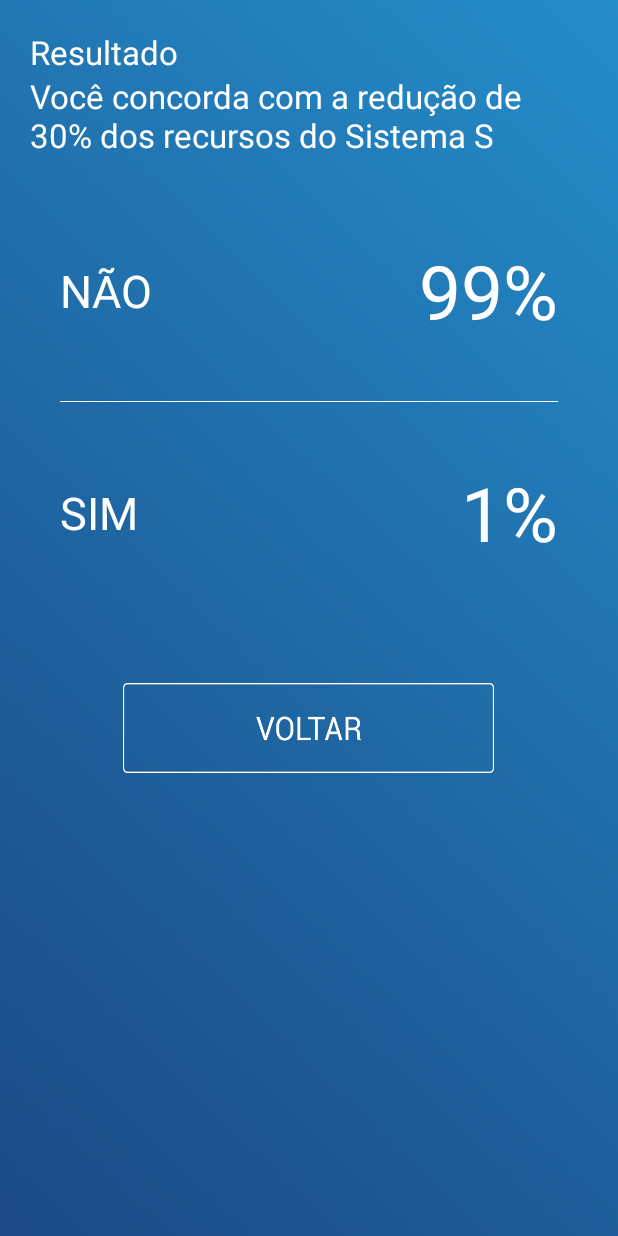
After one commit to MrMenezes/Enquete, an Android app: the layout resultado.xml on its own in the app's theme, with its tools: preview values and no code run, on a phone screen of 412 x 824 dp. The commit adds this screen. Run offline under Robolectric (Android 15) with nearby library versions, the phone set to English and light mode, and no system bars.

Commit message:
Adicionada chamada para activity com o layout já montado

```diff
--- a/app/src/main/AndroidManifest.xml
+++ b/app/src/main/AndroidManifest.xml
@@ -16,6 +16,10 @@
                 <category android:name="android.intent.category.LAUNCHER" />
             </intent-filter>
         </activity>
+        <activity
+            android:name=".EnqueteActivity"
+            android:label="@string/app_name" >
+        </activity>
     </application>
 
 </manifest>
--- /dev/null
+++ b/app/src/main/res/layout/resultado.xml
@@ -0,0 +1,104 @@
+<?xml version="1.0" encoding="utf-8"?>
+<TableLayout xmlns:android="http://schemas.android.com/apk/res/android"
+    android:id="@+id/layout"
+    android:layout_width="match_parent"
+    android:layout_height="fill_parent"
+    android:background="@drawable/background"
+    android:stretchColumns="1">
+    <LinearLayout android:id="@+id/linearLayout5"
+        android:orientation="vertical"
+        android:layout_margin="20dp"
+        android:layout_width="fill_parent"
+        android:layout_height="fill_parent">
+        <TextView
+            android:id="@+id/textView1"
+            android:fontFamily="Roboto"
+            android:layout_width="wrap_content"
+            android:layout_height="wrap_content"
+            android:text="@string/resultado"
+            android:textAppearance="?android:attr/textAppearanceLarge"
+            android:textColor="#ffffff" />
+
+        <TextView
+            android:id="@+id/textView2"
+            android:fontFamily="Roboto"
+            android:layout_width="wrap_content"
+            android:layout_height="wrap_content"
+            android:text="@string/reducaoRecursos"
+            android:textAppearance="?android:attr/textAppearanceLarge"
+            android:textColor="#ffffff" />
+        <LinearLayout
+            android:orientation="vertical"
+            android:layout_width="fill_parent"
+            android:layout_marginLeft="20dp"
+            android:layout_marginRight="20dp"
+            android:layout_marginTop="55dp"
+            android:layout_marginBottom="80dp"
+             android:layout_height="wrap_content" >
+        <RelativeLayout android:id="@+id/linearLayout1"
+            android:layout_width="fill_parent"
+            android:layout_height="wrap_content">
+
+            <TextView
+                android:fontFamily="Roboto"
+                android:textSize="30dp"
+                android:id="@+id/textNao"
+                android:layout_alignParentLeft="true"
+                android:textColor="#ffffff"
+                android:text="@string/nao"
+                android:layout_width="wrap_content"
+                android:layout_height="wrap_content"
+                android:layout_centerVertical="true"></TextView>
+
+            <TextView
+                android:fontFamily="Roboto"
+                android:textSize="50dp"
+                android:layout_alignParentRight="true"
+                android:id="@+id/textQuantNao"
+                android:textColor="#ffffff"
+                android:text="99%"
+                android:layout_width="wrap_content"
+                android:layout_height="wrap_content"></TextView>
+        </RelativeLayout>
+
+        <View
+            android:layout_width="fill_parent"
+            android:layout_height="1px"
+            android:layout_marginTop="40dp"
+            android:layout_marginBottom="40dp"
+            android:background="#ffffff" />
+
+        <RelativeLayout android:id="@+id/linearLayout6"
+            android:layout_width="fill_parent"
+            android:layout_height="0dip"
+            android:layout_weight="0.2">
+            <TextView
+                android:fontFamily="Roboto"
+                android:textSize="30dp"
+                android:id="@+id/textSim"
+                android:layout_alignParentLeft="true"
+                android:textColor="#ffffff"
+                android:text="@string/sim"
+                android:layout_width="wrap_content"
+                android:layout_height="wrap_content"
+                android:layout_centerVertical="true"></TextView>
+
+            <TextView
+                android:fontFamily="Roboto"
+                android:textSize="50dp"
+                android:id="@+id/textQuantSim"
+                android:layout_alignParentRight="true"
+                android:textColor="#ffffff"
+                android:text="1%"
+                android:layout_width="wrap_content"
+                android:layout_height="wrap_content"></TextView>
+        </RelativeLayout>
+        </LinearLayout>
+        <Button
+            android:background="@drawable/bt_voltar"
+            android:id="@+id/buttonVolt"
+            android:layout_gravity="center|bottom"
+            android:layout_width="247dp"
+            android:layout_height="60dp"></Button>
+    </LinearLayout>
+</TableLayout>
--- a/app/src/main/res/values/strings.xml
+++ b/app/src/main/res/values/strings.xml
@@ -4,4 +4,9 @@
     <string name="hello_world">Hello world!</string>
     <string name="action_settings">Settings</string>
     <string name="digite_senha">Digite a senha para sair</string>
+    <string name="opiniao">Queremos saber sua opinião</string>
+    <string name="reducaoRecursos">Você concorda com a redução de 30% dos recursos do Sistema S</string>
+    <string name="resultado">Resultado</string>
+    <string name="sim">SIM</string>
+    <string name="nao">NÃO</string>
 </resources>
```
Also changed, not shown: app/src/main/java/com/senai/enquete/EnqueteActivity.java (added, +133 -0 lines), app/src/main/java/com/senai/enquete/MainActivity.java (+5 -2 lines), app/src/main/res/layout/enquete.xml (added, +61 -0 lines), app/src/main/res/drawable/background.png (added), app/src/main/res/drawable/bt_voltar.png (added).
